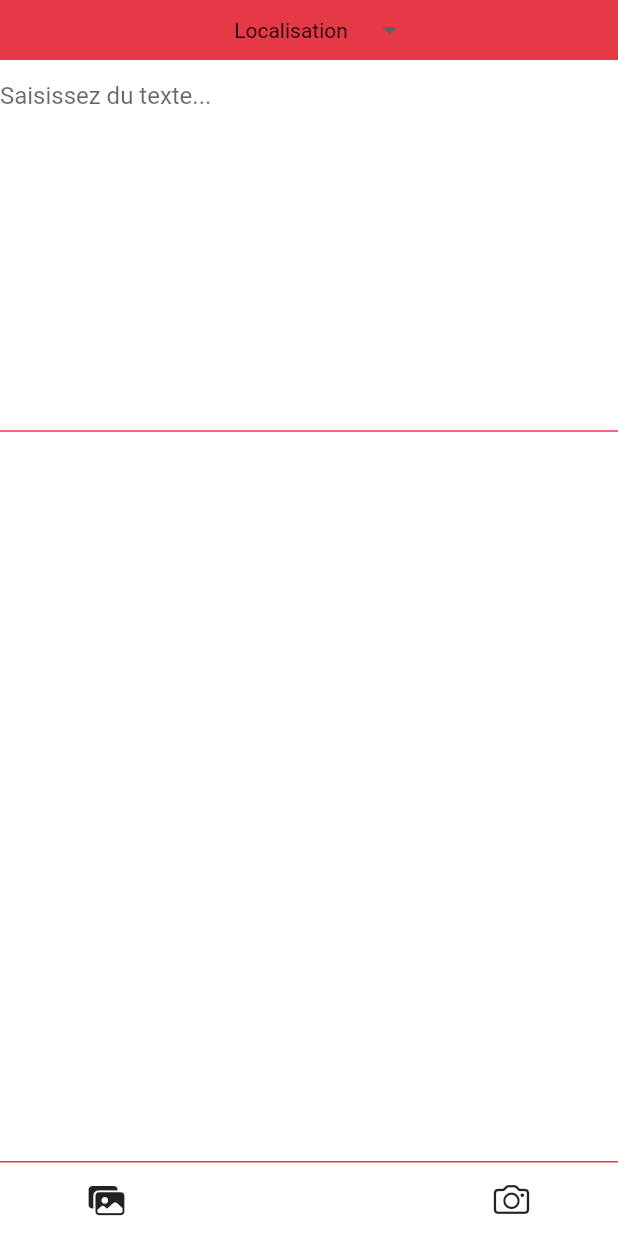
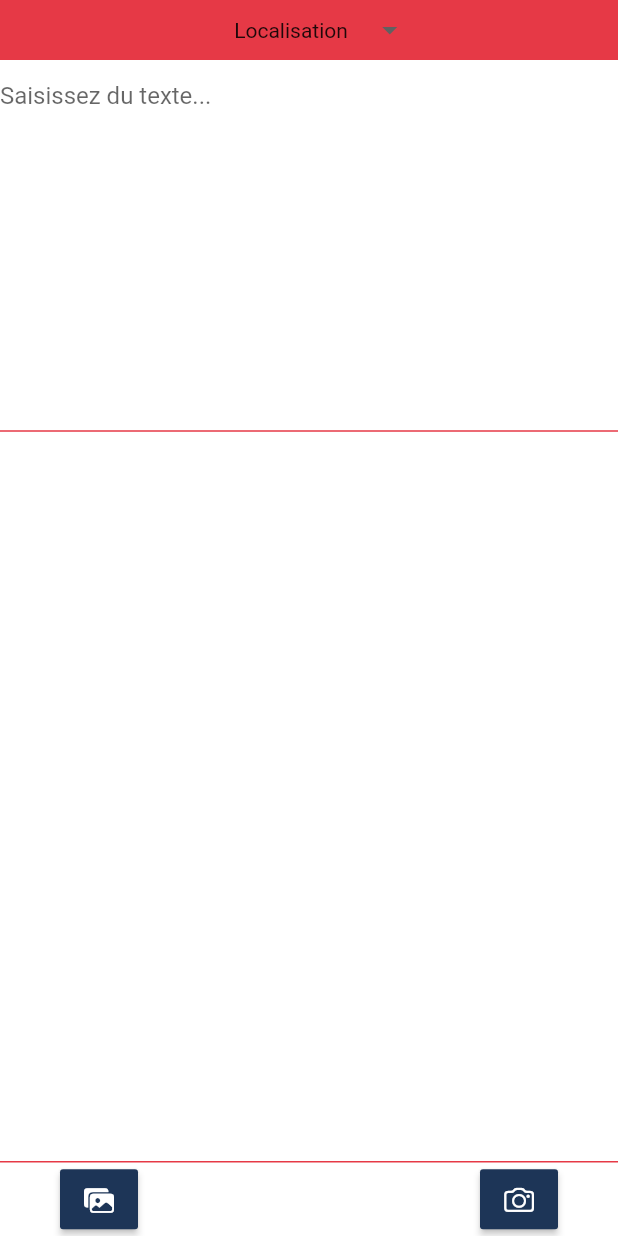
Before and after one commit to DisobeYCH/translate, a Flutter app: the screen it shows after launch, on a phone screen of 412 x 824 dp. Run offline on Flutter 3.47's test engine with Material 2 defaults, Android fonts, the phone set to English and light mode, and no system bars; drawn by our look-alikes of dropdown_button2; our stand-ins replace geocoding, geolocator, image_picker, permission_handler; missing offline and left inert: google_ml_kit.

Commit message:
Stable version android

```diff
--- a/translatev4/lib/screens/home_page.dart
+++ b/translatev4/lib/screens/home_page.dart
@@ -7,6 +7,7 @@ import 'package:translatev4/services/translation_service.dart';
 import 'package:translatev4/services/location_service.dart';
 import 'package:dropdown_button2/dropdown_button2.dart';
 import 'dart:async';
+import 'package:translatev4/services/image_picker_service.dart';
 
 class MyHomePage extends StatefulWidget {
   const MyHomePage({Key? key, required this.title}) : super(key: key);
@@ -60,10 +61,14 @@ class _MyHomePageState extends State<MyHomePage> {
       }
     }
   }
+  setState(() {});
   await translateText();
 
-    setState(() {});
+  setState(() {
+textController.text = textResult;
+  });
 }
+
 
   Future<void> translateText() async {
     final translatedText = await translationService.translateText(
@@ -94,7 +99,7 @@ class _MyHomePageState extends State<MyHomePage> {
       case "Allemand":
         return "DE";
       default:
-        return "Error";
+        return "Error le language selectionné n'existe pas";
     }
   }
 
@@ -199,16 +204,36 @@ class _MyHomePageState extends State<MyHomePage> {
                 ),
               ),
             ),
+            child: Padding(
+              padding: EdgeInsets.symmetric(
+                  horizontal: 40), // Ajoute une marge horizontale de 20 pixels
               child: Row(
-              mainAxisAlignment: MainAxisAlignment
-                  .spaceAround, // Centrer les icônes horizontalement
+                mainAxisAlignment: MainAxisAlignment.spaceBetween,
                 children: [
-                Icon(CupertinoIcons
-                    .photo_fill_on_rectangle_fill), // Icône Google
-                SizedBox(width: 10), // Espacement horizontal entre les icônes
-                Icon(CupertinoIcons
-                    .photo_camera), // Icône Google Photosacez "icon2" par l'icône souhaitée
+                  ImagePickerButton(
+                    onPressed: () async {
+                      final result =
+                          await ImagePickerService.pickImageFromGallery();
+                      setState(() {
+                        image = result;
+                      });
+                      await detectText();
+                    },
+                    icon: CupertinoIcons.photo_fill_on_rectangle_fill,
+                  ),
+                  ImagePickerButton(
+                    onPressed: () async {
+                      final result =
+                          await ImagePickerService.pickImageFromCamera();
+                      setState(() {
+                        image = result;
+                      });
+                      await detectText();
+                    },
+                    icon: CupertinoIcons.photo_camera,
+                  ),
                 ],
+              ),
             ),
           ),
         ],
@@ -219,23 +244,26 @@ class _MyHomePageState extends State<MyHomePage> {
 
 class ImagePickerButton extends StatelessWidget {
   final VoidCallback onPressed;
-  final String label;
+  final IconData icon;
+  final double width; // Ajoutez cette ligne
 
   const ImagePickerButton({
     required this.onPressed,
-    required this.label,
+    required this.icon,
+    this.width =
+        40, // Définissez une valeur par défaut pour la largeur du bouton
   });
 
   @override
   Widget build(BuildContext context) {
     return MaterialButton(
+      minWidth: width, // Utilisez la contrainte de largeur fournie
+      height: 40, // Définissez la hauteur du bouton selon vos besoins
       color: Color(0xFF1d3557),
-      child: Text(
-        label,
-        style: TextStyle(
+      child: Icon(
+        icon,
         color: Color.fromARGB(255, 255, 255, 255),
-          fontWeight: FontWeight.bold,
-        ),
+        size: 20,
       ),
       onPressed: onPressed,
     );
```
Lines whose indentation alone changed are shown as unchanged.
